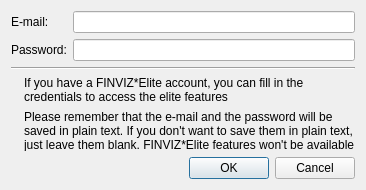
Old version of the form finvizaccesssetup.ui in the repository HappySeaFox/tht.
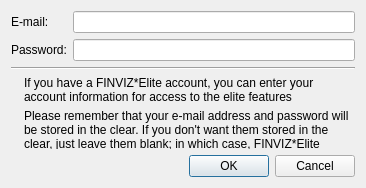
New version of the form.

The edit to the form file:
```diff
--- a/finvizaccesssetup.ui
+++ b/finvizaccesssetup.ui
@@ -7,7 +7,7 @@
     <x>0</x>
     <y>0</y>
     <width>366</width>
-    <height>190</height>
+    <height>188</height>
    </rect>
   </property>
   <property name="windowTitle">
@@ -77,7 +77,7 @@
      <item row="0" column="1">
       <widget class="QLabel" name="label_4">
        <property name="text">
-        <string extracomment="Finviz - Stock Screener, http://finviz.com. It's ok not to translate &quot;Finviz&quot; (or &quot;FINVIZ*Elite&quot;) (e.g. you can just copy-paste &quot;Finviz&quot; (or &quot;FINVIZ*Elite&quot;) to your translation)">If you have a FINVIZ*Elite account, you can fill in the credentials to access the elite features</string>
+        <string extracomment="Finviz - Stock Screener, http://finviz.com. It's ok not to translate &quot;Finviz&quot; (or &quot;FINVIZ*Elite&quot;) (e.g. you can just copy-paste &quot;Finviz&quot; (or &quot;FINVIZ*Elite&quot;) to your translation)">If you have a FINVIZ*Elite account, you can enter your account information for access to the elite features</string>
        </property>
        <property name="wordWrap">
         <bool>true</bool>
@@ -100,7 +100,7 @@
         </sizepolicy>
        </property>
        <property name="text">
-        <string extracomment="Finviz - Stock Screener, http://finviz.com. It's ok not to translate &quot;Finviz&quot; (or &quot;FINVIZ*Elite&quot;) (e.g. you can just copy-paste &quot;Finviz&quot; (or &quot;FINVIZ*Elite&quot;) to your translation)">Please remember that the e-mail and the password will be saved in plain text. If you don't want to save them in plain text, just leave them blank. FINVIZ*Elite features won't be available in this case</string>
+        <string extracomment="Finviz - Stock Screener, http://finviz.com. It's ok not to translate &quot;Finviz&quot; (or &quot;FINVIZ*Elite&quot;) (e.g. you can just copy-paste &quot;Finviz&quot; (or &quot;FINVIZ*Elite&quot;) to your translation)">Please remember that your e-mail address and password will be stored in the clear. If you don't want them stored in the clear, just leave them blank; in which case, FINVIZ*Elite options will not be accessible</string>
        </property>
        <property name="wordWrap">
         <bool>true</bool>
```
